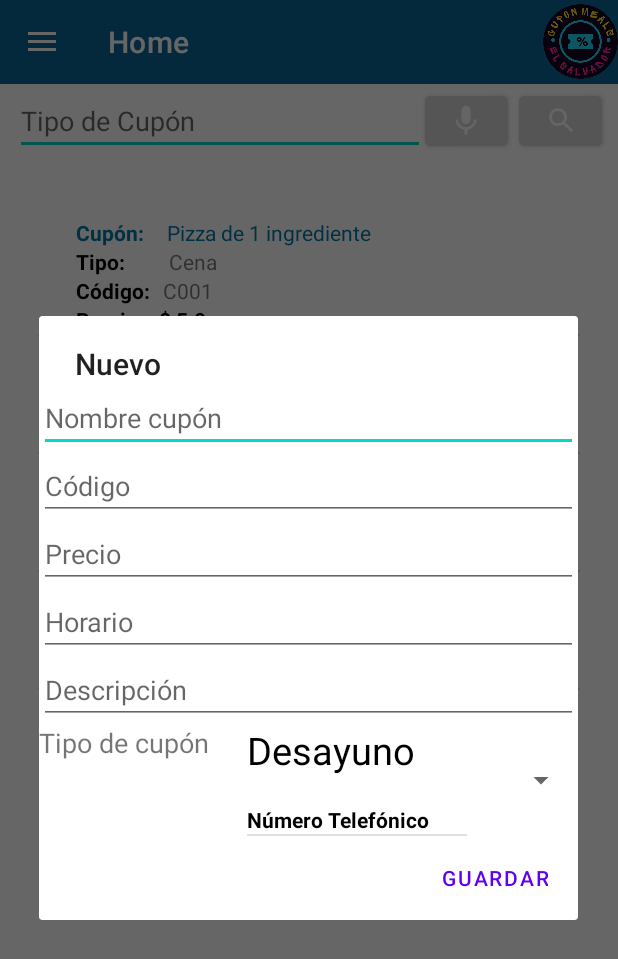
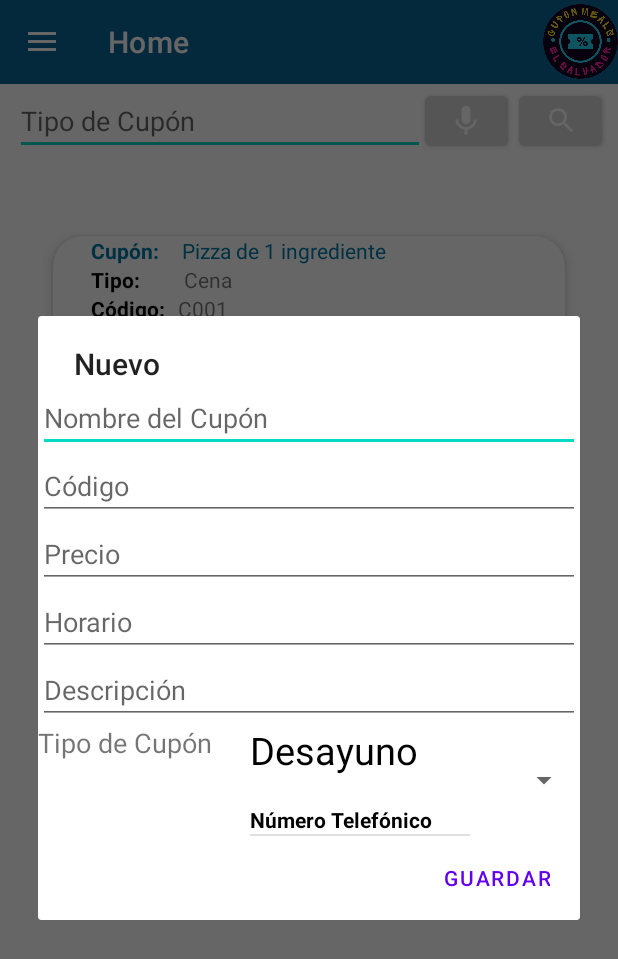
Before and after one commit to MisaelGG11/G10Proyecto02, an Android app: the fragment GestionarCuponFragment placed in its activity, after a tap on "AGREGAR", on a phone screen of 412 x 824 dp. Shown: the top 959 px of the screen. Run offline under Robolectric (Android 15) with nearby library versions, the light colour scheme and no system bars; our stand-ins replace Volley; libraries missing offline, so code that uses them is left out: javax.mail, javax.mail.internet; pictures from the network do not load; 1 statement that could not run was skipped.

Commit message:
correciones finales 4

```diff
--- a/app/src/main/java/com/example/cuponMeals/dbHelper/DbHelper.java
+++ b/app/src/main/java/com/example/cuponMeals/dbHelper/DbHelper.java
@@ -37,7 +37,7 @@ public class DbHelper extends SQLiteOpenHelper {
                 "ID_TIPO INTEGER NOT NULL, \n" +
                 "CODIGO_CUPON VARCHAR(5) NOT NULL UNIQUE, \n" +
                 "NOMBRE_CUPON VARCHAR(35) NOT NULL, \n" +
-                "DESCRIPCION_CUPON VARCHAR(50) NOT NULL, \n" +
+                "DESCRIPCION_CUPON VARCHAR(100) NOT NULL, \n" +
                 "PRECIO_CUPON DECIMAL(5,2) NOT NULL," +
                 "HORARIO_CUPON VARCHAR(35) NOT NULL, \n" +
                 "DISPONIBLE INTEGER NOT NULL," +
--- a/app/src/main/res/layout/dialog_cupon.xml
+++ b/app/src/main/res/layout/dialog_cupon.xml
@@ -7,7 +7,7 @@
         android:id="@+id/edittext_nombre_cupon"
         android:layout_width="match_parent"
         android:layout_height="wrap_content"
-        android:hint="Nombre cupón"/>
+        android:hint="Nombre del Cupón"/>
     <EditText
         android:id="@+id/edittext_codigo_cupon"
         android:layout_width="match_parent"
@@ -17,6 +17,7 @@
         android:id="@+id/edittext_precio_cupon"
         android:layout_width="match_parent"
         android:layout_height="wrap_content"
+        android:inputType="number"
         android:hint="Precio"/>
     <EditText
         android:id="@+id/edittext_horario_cupon"
@@ -37,11 +38,12 @@
                 android:layout_width="match_parent"
                 android:layout_height="wrap_content"
                 android:textSize="18dp"
-                android:text="Tipo de cupón"/>
+                android:text="Tipo de Cupón"/>
             <Spinner
                 android:id="@+id/spinner_tipo_cupon"
                 android:layout_width="match_parent"
                 android:layout_height="wrap_content"/>
         </TableRow>
+
     </TableLayout>
 </LinearLayout>
--- a/app/src/main/res/layout/fragment_perfil.xml
+++ b/app/src/main/res/layout/fragment_perfil.xml
@@ -170,7 +170,7 @@
         android:gravity="center">
         <Button
             android:id="@+id/btn_guardar_usuario_configuracion"
-            android:layout_width="150dp"
+            android:layout_width="wrap_content"
             android:backgroundTint="@color/quantum_lightblueA200"
             android:drawableRight="@drawable/baseline_save_24"
             android:layout_height="wrap_content"
--- a/app/src/main/res/layout/item_cupon.xml
+++ b/app/src/main/res/layout/item_cupon.xml
@@ -1,22 +1,35 @@
 <?xml version="1.0" encoding="utf-8"?>
-<LinearLayout xmlns:android="http://schemas.android.com/apk/res/android"
+<androidx.cardview.widget.CardView xmlns:android="http://schemas.android.com/apk/res/android"
+    xmlns:app="http://schemas.android.com/apk/res-auto"
     xmlns:tools="http://schemas.android.com/tools"
+    android:id="@+id/cv"
     android:layout_width="match_parent"
     android:layout_height="wrap_content"
+    android:animateLayoutChanges="true"
+    app:cardCornerRadius="20dp"
+    app:cardElevation="4dp"
+    app:cardUseCompatPadding="true">
+
+    <LinearLayout
+        android:layout_width="386dp"
+        android:layout_height="wrap_content"
+
         android:orientation="vertical"
         android:paddingHorizontal="25dp"
         tools:context=".adapter.UsuarioAdapter">
+
         <LinearLayout
-        android:orientation="horizontal"
             android:layout_width="match_parent"
-        android:layout_height="wrap_content">
+            android:layout_height="wrap_content"
+            android:orientation="horizontal">
+
             <TextView
-            android:text="Cupón:"
-            android:layout_marginRight="5dp"
                 android:layout_width="wrap_content"
                 android:layout_height="wrap_content"
+                android:layout_marginRight="5dp"
+                android:text="Cupón:"
                 android:textColor="@color/blue"
-            android:textStyle="bold"/>
+                android:textStyle="bold" />
 
             <TextView
                 android:id="@+id/nombre_cupon"
@@ -25,16 +38,18 @@
                 android:paddingLeft="10dp"
                 android:textColor="@color/blue" />
         </LinearLayout>
+
         <LinearLayout
-        android:orientation="horizontal"
             android:layout_width="match_parent"
-        android:layout_height="wrap_content">
+            android:layout_height="wrap_content"
+            android:orientation="horizontal">
+
             <TextView
-            android:text="Tipo:"
                 android:layout_width="wrap_content"
                 android:layout_height="wrap_content"
+                android:text="Tipo:"
                 android:textColor="@color/black"
-            android:textStyle="bold"/>
+                android:textStyle="bold" />
 
             <TextView
                 android:id="@+id/tipo_cupon"
@@ -44,16 +59,17 @@
         </LinearLayout>
 
         <LinearLayout
-        android:orientation="horizontal"
             android:layout_width="match_parent"
-        android:layout_height="wrap_content">
+            android:layout_height="wrap_content"
+            android:orientation="horizontal">
+
             <TextView
-            android:text="Código:"
-            android:layout_marginRight="5dp"
                 android:layout_width="wrap_content"
                 android:layout_height="wrap_content"
+                android:layout_marginRight="5dp"
+                android:text="Código:"
                 android:textColor="@color/black"
-            android:textStyle="bold"/>
+                android:textStyle="bold" />
 
             <TextView
                 android:id="@+id/codigo_cupon"
@@ -61,23 +77,27 @@
                 android:layout_height="wrap_content"
                 android:paddingLeft="3dp" />
         </LinearLayout>
+
         <LinearLayout
             android:layout_width="match_parent"
             android:layout_height="wrap_content"
             android:orientation="horizontal">
+
             <TextView
-            android:text="Precio:   $"
                 android:layout_width="wrap_content"
                 android:layout_height="wrap_content"
+                android:text="Precio:   $"
                 android:textColor="@color/black"
-            android:textStyle="bold"
-            />
+                android:textStyle="bold" />
+
             <TextView
                 android:id="@+id/precio_cupo"
                 android:layout_width="wrap_content"
                 android:layout_height="wrap_content"
                 android:paddingLeft="3dp"
                 android:textColor="@color/black"
-            android:textStyle="bold"/>
+                android:textStyle="bold" />
         </LinearLayout>
     </LinearLayout>
+
+</androidx.cardview.widget.CardView>
--- a/app/src/main/res/values/strings.xml
+++ b/app/src/main/res/values/strings.xml
@@ -21,6 +21,9 @@
     <string-array name="crud_array">
         <item>Editar Usuario</item>
         <item>Eliminar Usuario</item>
+    </string-array>
+    <string-array name="crud_array_Cupones">
+        <item>Eliminar Cupón</item>
     </string-array>
     <string-array name="restaurante_array">
         <item>Editar Restaurante</item>
@@ -64,4 +67,5 @@
     <string name="hint_telefono_negocio">Tel.</string>
     <string name="guardar">Guardar</string>
     <string name="buscar">Buscar</string>
+
 </resources>
```
Also changed, not shown: app/src/main/java/com/example/cuponMeals/MainActivity.java (+10 -9 lines), app/src/main/java/com/example/cuponMeals/adapter/CuponAdapter.java (+9 -2 lines), app/src/main/java/com/example/cuponMeals/vistas/GestionarCuponFragment.java (+5 -2 lines). Lines whose indentation alone changed are shown as unchanged.
